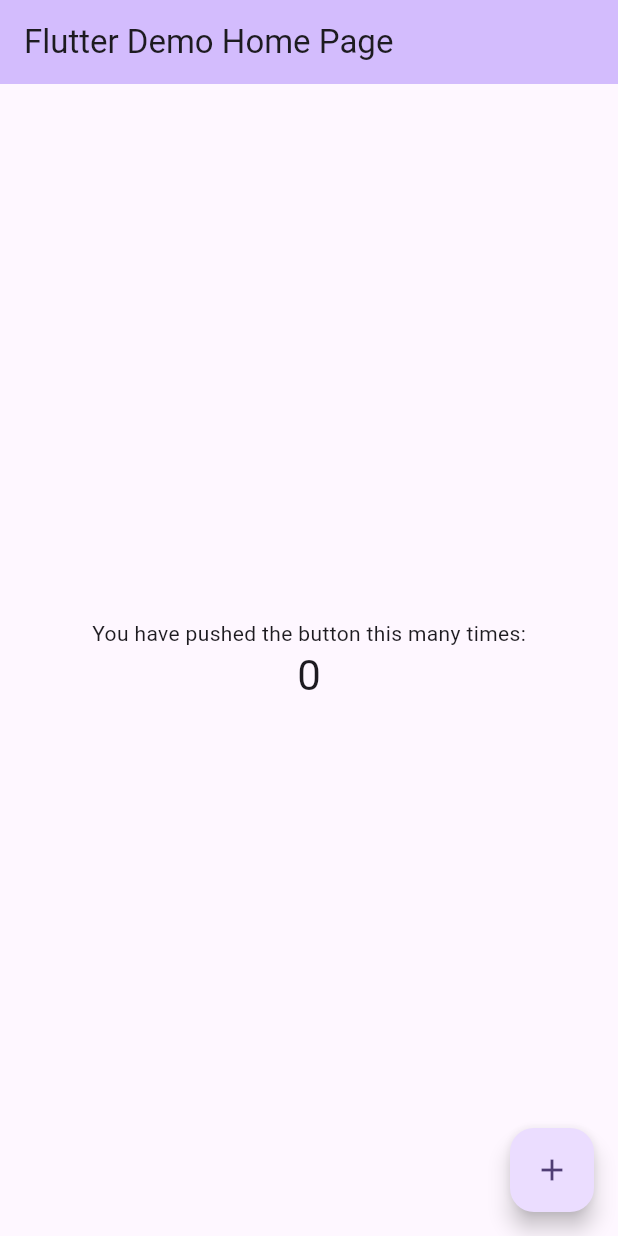
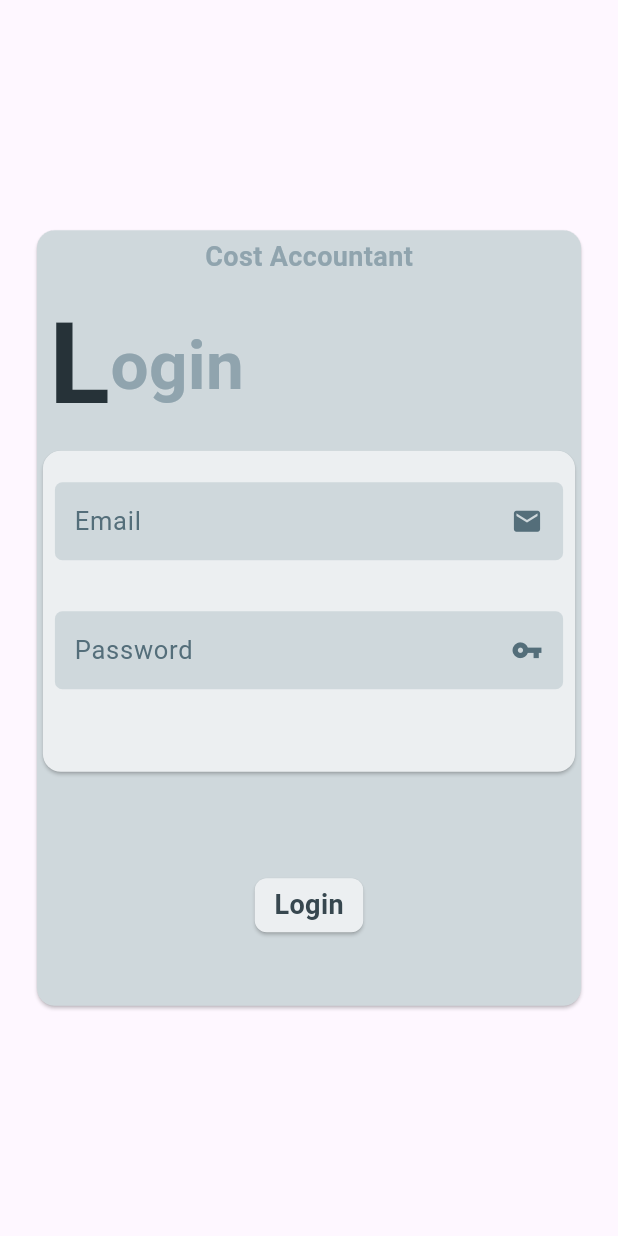
Before and after one commit to Abdelbassit-issa/chat_boot_s1, a Flutter app: the screen it shows after launch, on a phone screen of 412 x 824 dp. Run offline on Flutter 3.47's test engine with Material 3 defaults, Android fonts, the phone set to English and light mode, and no system bars; our stand-ins replace go_router.

Commit message:
struched files and folders

```diff
--- /dev/null
+++ b/lib/auth/view/login.dart
@@ -0,0 +1,207 @@
+import 'package:flutter/material.dart';
+import 'package:go_router/go_router.dart';
+
+class Login extends StatefulWidget {
+  const Login({super.key});
+
+  @override
+  State<Login> createState() => _LoginState();
+}
+
+class _LoginState extends State<Login> {
+  final passwordController = TextEditingController();
+  final emailController = TextEditingController();
+
+  final formKey = GlobalKey<FormState>();
+
+  @override
+  Widget build(BuildContext context) {
+    return Scaffold(
+      body: SafeArea(
+        child: Center(
+          child: SizedBox(
+            width:
+                MediaQuery.of(context).size.width < 700
+                    ? MediaQuery.of(context).size.width * 0.9
+                    : MediaQuery.of(context).size.width * 0.35,
+            height: 525,
+            child: Card(
+              color: Colors.blueGrey.shade100,
+              child: ListView(
+                children: [
+                  Padding(
+                    padding: const EdgeInsets.symmetric(horizontal: 8),
+                    child: Align(
+                      alignment: Alignment.topLeft,
+                      child: Column(
+                        children: [
+                          Padding(
+                            padding: const EdgeInsets.all(5),
+                            child: Text(
+                              '''Cost Accountant''',
+                              style: TextStyle(
+                                fontSize: 18,
+                                fontWeight: FontWeight.bold,
+                                color: Colors.blueGrey.shade300,
+                              ),
+                            ),
+                          ),
+                          Row(
+                            children: [
+                              Text(
+                                "L",
+                                style: TextStyle(
+                                  fontSize: 75,
+                                  fontWeight: FontWeight.bold,
+                                  color: Colors.blueGrey.shade900,
+                                ),
+                              ),
+                              Text(
+                                "ogin",
+                                style: TextStyle(
+                                  fontSize: 45,
+                                  fontWeight: FontWeight.bold,
+                                  color: Colors.blueGrey.shade300,
+                                ),
+                              ),
+                            ],
+                          ),
+                        ],
+                      ),
+                    ),
+                  ),
+                  Form(
+                    key: formKey,
+                    child: Column(
+                      mainAxisAlignment: MainAxisAlignment.center,
+                      children: [
+                        Card(
+                          color: Colors.blueGrey.shade50,
+                          child: Padding(
+                            padding: const EdgeInsets.symmetric(
+                              vertical: 21,
+                              horizontal: 8,
+                            ),
+                            child: Column(
+                              children: [
+                                Container(
+                                  decoration: BoxDecoration(
+                                    color: Colors.blueGrey.shade100,
+                                    borderRadius: BorderRadius.circular(5),
+                                  ),
+                                  child: TextFormField(
+                                    controller: emailController,
+
+                                    validator: (value) {
+                                      if (value!.isEmpty) {
+                                        return 'Please enter your email';
+                                      }
+                                      return null;
+                                    },
+                                    cursorColor: Colors.blueGrey.shade600,
+                                    cursorWidth: 5,
+                                    cursorRadius: const Radius.circular(1),
+                                    decoration: InputDecoration(
+                                      hintStyle: TextStyle(
+                                        fontSize: 17,
+                                        color: Colors.blueGrey.shade600,
+                                      ),
+                                      hintText: 'Email',
+                                      suffixIcon: Icon(
+                                        Icons.email,
+                                        color: Colors.blueGrey.shade600,
+                                        size: 21,
+                                      ),
+                                      border: InputBorder.none,
+                                      contentPadding: const EdgeInsets.all(13),
+                                    ),
+                                  ),
+                                ),
+                                const SizedBox(height: 34),
+                                Container(
+                                  decoration: BoxDecoration(
+                                    color: Colors.blueGrey.shade100,
+                                    borderRadius: BorderRadius.circular(5),
+                                  ),
+                                  child: TextFormField(
+                                    controller: passwordController,
+                                    obscureText: true,
+                                    enableSuggestions: false,
+                                    autocorrect: false,
+
+                                    validator: (value) {
+                                      if (value!.isEmpty) {
+                                        return 'Please enter your password';
+                                      }
+                                      return null;
+                                    },
+                                    cursorColor: Colors.grey.shade600,
+                                    decoration: InputDecoration(
+                                      hintStyle: TextStyle(
+                                        fontSize: 17,
+                                        color: Colors.blueGrey.shade600,
+                                      ),
+                                      hintText: 'Password',
+                                      suffixIcon: Icon(
+                                        Icons.vpn_key,
+                                        color: Colors.blueGrey.shade600,
+                                        size: 21,
+                                      ),
+                                      border: InputBorder.none,
+                                      contentPadding: const EdgeInsets.all(13),
+                                    ),
+                                  ),
+                                ),
+                                const SizedBox(height: 34),
+                              ],
+                            ),
+                          ),
+                        ),
+                      ],
+                    ),
+                  ),
+                  const SizedBox(height: 55),
+
+                  TextButton(
+                    onPressed: () {
+                      if (formKey.currentState!.validate()) {
+                        context.go('/all_chats_page');
+                      }
+                    },
+                    child: Card(
+                      color: Colors.blueGrey.shade50,
+                      shape: RoundedRectangleBorder(
+                        borderRadius: BorderRadius.circular(8),
+                      ),
+                      child: Padding(
+                        padding: const EdgeInsets.symmetric(
+                          vertical: 5.0,
+                          horizontal: 13.0,
+                        ),
+                        child: Text(
+                          "Login",
+                          style: TextStyle(
+                            color: Colors.blueGrey.shade800,
+                            fontWeight: FontWeight.w600,
+                            fontSize: 18,
+                          ),
+                        ),
+                      ),
+                    ),
+                  ),
+                ],
+              ),
+            ),
+          ),
+        ),
+      ),
+    );
+  }
+
+  @override
+  dispose() {
+    super.dispose();
+    passwordController.dispose();
+    emailController.dispose();
+  }
+}
--- a/lib/main.dart
+++ b/lib/main.dart
@@ -1,122 +1,7 @@
+
+import 'package:chat_boot_s1/src/root.dart';
 import 'package:flutter/material.dart';
 
-void main() {
-  runApp(const MyApp());
+void main()async {
+  runApp(Root());
 }
-
-class MyApp extends StatelessWidget {
-  const MyApp({super.key});
-
-  // This widget is the root of your application.
-  @override
-  Widget build(BuildContext context) {
-    return MaterialApp(
-      title: 'Flutter Demo',
-      theme: ThemeData(
-        // This is the theme of your application.
-        //
-        // TRY THIS: Try running your application with "flutter run". You'll see
-        // the application has a purple toolbar. Then, without quitting the app,
-        // try changing the seedColor in the colorScheme below to Colors.green
-        // and then invoke "hot reload" (save your changes or press the "hot
-        // reload" button in a Flutter-supported IDE, or press "r" if you used
-        // the command line to start the app).
-        //
-        // Notice that the counter didn't reset back to zero; the application
-        // state is not lost during the reload. To reset the state, use hot
-        // restart instead.
-        //
-        // This works for code too, not just values: Most code changes can be
-        // tested with just a hot reload.
-        colorScheme: ColorScheme.fromSeed(seedColor: Colors.deepPurple),
-      ),
-      home: const MyHomePage(title: 'Flutter Demo Home Page'),
-    );
-  }
-}
-
-class MyHomePage extends StatefulWidget {
-  const MyHomePage({super.key, required this.title});
-
-  // This widget is the home page of your application. It is stateful, meaning
-  // that it has a State object (defined below) that contains fields that affect
-  // how it looks.
-
-  // This class is the configuration for the state. It holds the values (in this
-  // case the title) provided by the parent (in this case the App widget) and
-  // used by the build method of the State. Fields in a Widget subclass are
-  // always marked "final".
-
-  final String title;
-
-  @override
-  State<MyHomePage> createState() => _MyHomePageState();
-}
-
-class _MyHomePageState extends State<MyHomePage> {
-  int _counter = 0;
-
-  void _incrementCounter() {
-    setState(() {
-      // This call to setState tells the Flutter framework that something has
-      // changed in this State, which causes it to rerun the build method below
-      // so that the display can reflect the updated values. If we changed
-      // _counter without calling setState(), then the build method would not be
-      // called again, and so nothing would appear to happen.
-      _counter++;
-    });
-  }
-
-  @override
-  Widget build(BuildContext context) {
-    // This method is rerun every time setState is called, for instance as done
-    // by the _incrementCounter method above.
-    //
-    // The Flutter framework has been optimized to make rerunning build methods
-    // fast, so that you can just rebuild anything that needs updating rather
-    // than having to individually change instances of widgets.
-    return Scaffold(
-      appBar: AppBar(
-        // TRY THIS: Try changing the color here to a specific color (to
-        // Colors.amber, perhaps?) and trigger a hot reload to see the AppBar
-        // change color while the other colors stay the same.
-        backgroundColor: Theme.of(context).colorScheme.inversePrimary,
-        // Here we take the value from the MyHomePage object that was created by
-        // the App.build method, and use it to set our appbar title.
-        title: Text(widget.title),
-      ),
-      body: Center(
-        // Center is a layout widget. It takes a single child and positions it
-        // in the middle of the parent.
-        child: Column(
-          // Column is also a layout widget. It takes a list of children and
-          // arranges them vertically. By default, it sizes itself to fit its
-          // children horizontally, and tries to be as tall as its parent.
-          //
-          // Column has various properties to control how it sizes itself and
-          // how it positions its children. Here we use mainAxisAlignment to
-          // center the children vertically; the main axis here is the vertical
-          // axis because Columns are vertical (the cross axis would be
-          // horizontal).
-          //
-          // TRY THIS: Invoke "debug painting" (choose the "Toggle Debug Paint"
-          // action in the IDE, or press "p" in the console), to see the
-          // wireframe for each widget.
-          mainAxisAlignment: MainAxisAlignment.center,
-          children: <Widget>[
-            const Text('You have pushed the button this many times:'),
-            Text(
-              '$_counter',
-              style: Theme.of(context).textTheme.headlineMedium,
-            ),
-          ],
-        ),
-      ),
-      floatingActionButton: FloatingActionButton(
-        onPressed: _incrementCounter,
-        tooltip: 'Increment',
-        child: const Icon(Icons.add),
-      ), // This trailing comma makes auto-formatting nicer for build methods.
-    );
-  }
-}
--- /dev/null
+++ b/lib/router/main_router.dart
@@ -0,0 +1,29 @@
+import 'package:chat_boot_s1/auth/view/login.dart';
+import 'package:chat_boot_s1/all_chats/view/main_page.dart';
+import 'package:chat_boot_s1/goups/view/groubs.dart';
+import 'package:go_router/go_router.dart';
+
+GoRouter mainRouter(bool userLoggedIn) {
+  return GoRouter(
+    redirect: (context, state) => userLoggedIn ? null : '/',
+    initialLocation: '/',
+    routes: [
+      GoRoute(path: '/', builder: (context, state) => Login(), routes: [
+
+        ]
+      ),
+      GoRoute(
+        path: '/all_chats_page',
+        builder: (context, state) => MainChatPage(),
+        routes: [
+          GoRoute(path: 'groubs', builder: (context, state) => Groups()),
+          // GoRoute(path: 'friends', builder: (context, state) => FriendsPage()),
+          // GoRoute(
+          //   path: 'bloocked_friends',
+          //   builder: (context, state) => BlockedFriendsPage(),
+          // ),
+        ],
+      ),
+    ],
+  );
+}
--- /dev/null
+++ b/lib/src/root.dart
@@ -0,0 +1,16 @@
+import 'package:chat_boot_s1/router/main_router.dart';
+import 'package:flutter/material.dart';
+
+class Root extends StatelessWidget {
+  const Root({super.key});
+
+  @override
+  Widget build(BuildContext context) {
+    return MaterialApp.router(
+      routerConfig: mainRouter(true),
+      debugShowCheckedModeBanner: false,
+      title: 'chat ',
+      theme: ThemeData(primarySwatch: Colors.blue),
+    );
+  }
+}
--- a/pubspec.yaml
+++ b/pubspec.yaml
@@ -34,6 +34,9 @@ dependencies:
   # The following adds the Cupertino Icons font to your application.
   # Use with the CupertinoIcons class for iOS style icons.
   cupertino_icons: ^1.0.8
+  go_router: ^14.7.2
+  flutter_bloc: ^9.0.0
+  intl: ^0.20.2
 
 dev_dependencies:
   flutter_test:
```
Also changed, not shown: lib/all_chats/view/main_page.dart (added, +99 -0 lines), lib/goups/view/groubs.dart (added, +38 -0 lines), lib/utils/chats.dart (added, +74 -0 lines), lib/utils/mass.dart (added, +56 -0 lines), lib/utils/shorts.dart (added, +58 -0 lines), lib/utils/text_field.dart (added, +16 -0 lines), pubspec.lock, 1 other file.
